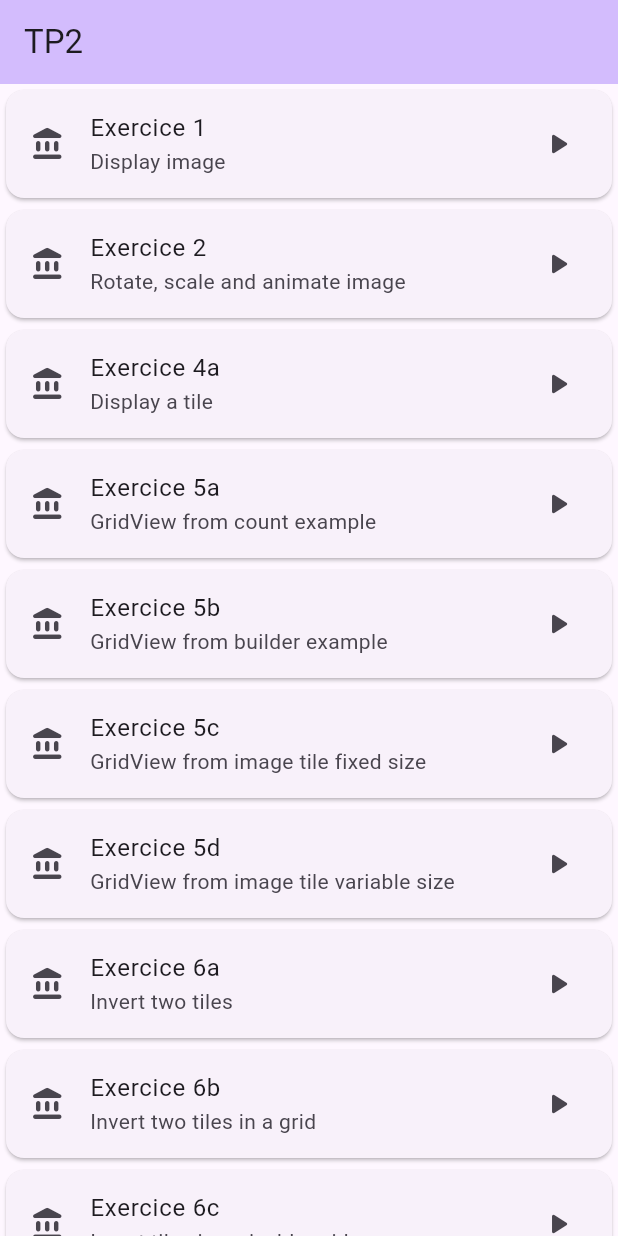
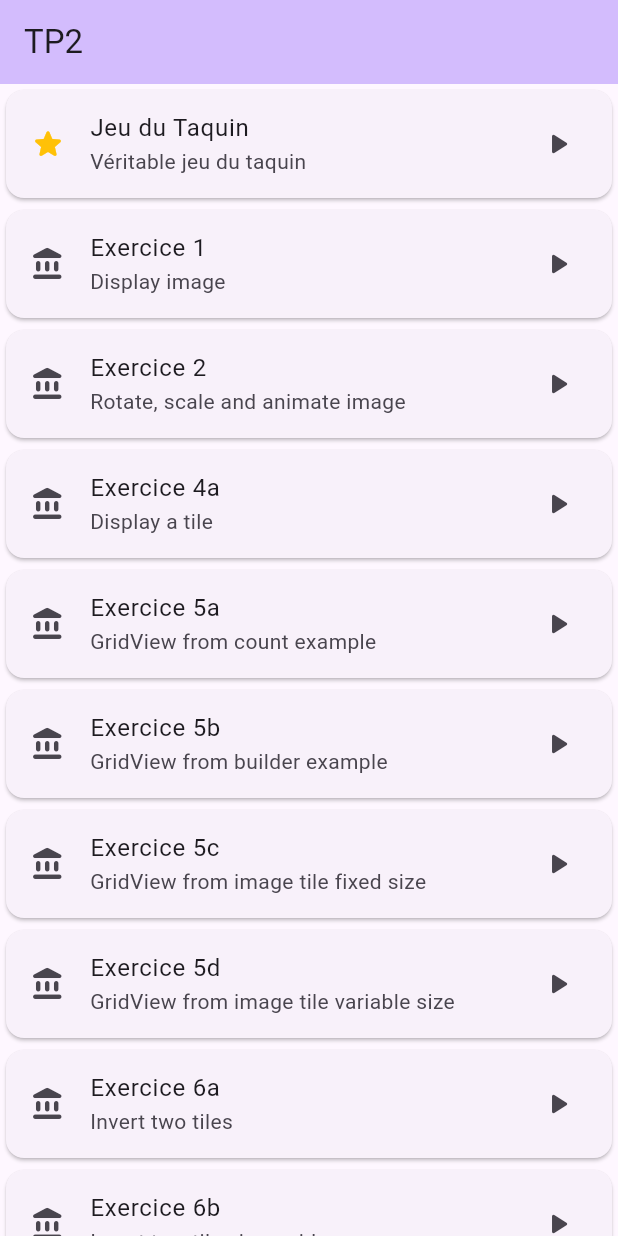
Before and after one commit to titouan-aclr/AMSE_Flutter, a Flutter app: the screen it shows after launch, on a phone screen of 412 x 824 dp. Run offline on Flutter 3.47's test engine with Material 3 defaults, Android fonts, the phone set to English and light mode, and no system bars.

Commit message:
changements couleurs

```diff
--- a/tp2/lib/main.dart
+++ b/tp2/lib/main.dart
@@ -11,7 +11,8 @@ class MyApp extends StatelessWidget {
   @override
   Widget build(BuildContext context) {
     return MaterialApp(
-      title: 'Flutter Demo',
+      title: 'Jeu du Taquin',
+      debugShowCheckedModeBanner: false,
       theme: ThemeData(
         colorScheme: ColorScheme.fromSeed(seedColor: Colors.deepPurple),
         useMaterial3: true,
--- a/tp2/lib/model/exercice_model.dart
+++ b/tp2/lib/model/exercice_model.dart
@@ -22,6 +22,11 @@ class ExerciceModel {
 }
 
 const exercices = [
+  ExerciceModel(
+    title: "Jeu du Taquin",
+    description: 'Véritable jeu du taquin',
+    page: Exercice7Screen(),
+  ),
   ExerciceModel(
     title: "Exercice 1",
     description: 'Display image',
@@ -77,9 +82,4 @@ const exercices = [
     description: 'Invert tiles in a sizable image grid',
     page: Exercice6dScreen(),
   ),
-  ExerciceModel(
-    title: "Exercice 7",
-    description: 'Invert two tiles in a sizable grid',
-    page: Exercice7Screen(),
-  ),
 ];
--- a/tp2/lib/screens/exercice7_screen.dart
+++ b/tp2/lib/screens/exercice7_screen.dart
@@ -30,7 +30,7 @@ class _Exercice7ScreenState extends State<Exercice7Screen> {
   String levelChoosen = difficultyLevels[0];
   int scoreDisplay = SCORE_INITIAL;
   final Stopwatch _chronometer = Stopwatch();
-  late Timer _timer = Timer(Duration.zero, () { });
+  late Timer _timer = Timer(Duration.zero, () {});
   String _timerDisplay = '00:00';
 
   @override
@@ -50,10 +50,9 @@ class _Exercice7ScreenState extends State<Exercice7Screen> {
     });
     _puzzleGridKey.currentState!.togglePlayStop();
     _imageSelectionKey.currentState!.togglePlayStop();
-    if(_isPlaying){
+    if (_isPlaying) {
       startTimer();
-    }
-    else{
+    } else {
       stopTimer();
     }
   }
@@ -63,7 +62,7 @@ class _Exercice7ScreenState extends State<Exercice7Screen> {
     return Scaffold(
       appBar: AppBar(
         backgroundColor: Theme.of(context).colorScheme.inversePrimary,
-        title: const Text("Invert two tiles with sizable grid"),
+        title: const Text("Jeu du Taquin"),
       ),
       body: Column(
         children: [
@@ -73,8 +72,15 @@ class _Exercice7ScreenState extends State<Exercice7Screen> {
             crossAxisAlignment: CrossAxisAlignment.center,
             children: [
               Text('Score : $scoreDisplay',
-                  style: TextStyle(fontSize: 20.0, fontWeight: FontWeight.bold, color: Theme.of(context).colorScheme.secondary)),
-              Text('Timer : $_timerDisplay', style: TextStyle(fontSize: 20.0, fontWeight: FontWeight.bold, color: Theme.of(context).colorScheme.secondary))
+                  style: TextStyle(
+                      fontSize: 20.0,
+                      fontWeight: FontWeight.bold,
+                      color: Theme.of(context).colorScheme.secondary)),
+              Text('Timer : $_timerDisplay',
+                  style: TextStyle(
+                      fontSize: 20.0,
+                      fontWeight: FontWeight.bold,
+                      color: Theme.of(context).colorScheme.secondary))
             ],
           ),
           const SizedBox(height: 10),
@@ -184,8 +190,10 @@ class _Exercice7ScreenState extends State<Exercice7Screen> {
     stopTimer();
     showDialog(
       context: context,
-      builder: (BuildContext context) =>
-          SuccessDialog(score: scoreDisplay, chrono: _timerDisplay, resetGameCallback: resetGame),
+      builder: (BuildContext context) => SuccessDialog(
+          score: scoreDisplay,
+          chrono: _timerDisplay,
+          resetGameCallback: resetGame),
     );
   }
 
@@ -196,25 +204,26 @@ class _Exercice7ScreenState extends State<Exercice7Screen> {
     resetTimer();
   }
 
-  void startTimer(){
-     _timer = Timer.periodic(const Duration(milliseconds: 500), (Timer t) {
+  void startTimer() {
+    _timer = Timer.periodic(const Duration(milliseconds: 500), (Timer t) {
       setState(() {
-        _timerDisplay = '${_chronometer.elapsed.inMinutes.toString().padLeft(2, '0')}:${(_chronometer.elapsed.inSeconds % 60).toString().padLeft(2, '0')}';
+        _timerDisplay =
+            '${_chronometer.elapsed.inMinutes.toString().padLeft(2, '0')}:${(_chronometer.elapsed.inSeconds % 60).toString().padLeft(2, '0')}';
       });
-     });
-     _chronometer.start();
+    });
+    _chronometer.start();
   }
 
-  void stopTimer(){
+  void stopTimer() {
     _timer.cancel();
     _chronometer.stop();
   }
 
-  void resetTimer(){
+  void resetTimer() {
     stopTimer();
     _chronometer.reset();
     setState(() {
       _timerDisplay = "00:00";
-     });
+    });
   }
 }
--- a/tp2/lib/widgets/menu_tile.dart
+++ b/tp2/lib/widgets/menu_tile.dart
@@ -9,9 +9,9 @@ class MenuTile extends StatelessWidget {
   Widget build(BuildContext context) {
     return Card(
       child: ListTile(
-        leading: const Icon(
-          Icons.account_balance_rounded,
-        ),
+        leading: exercice.title == "Jeu du Taquin"
+            ? const Icon(Icons.star_rounded, color: Colors.amber)
+            : const Icon(Icons.account_balance_rounded),
         title: Text(exercice.title),
         subtitle: Text(exercice.description),
         trailing: const Icon(Icons.play_arrow_rounded),
```
Also changed, not shown: tp2/lib/widgets/puzzle_grid.dart (+16 -6 lines).
